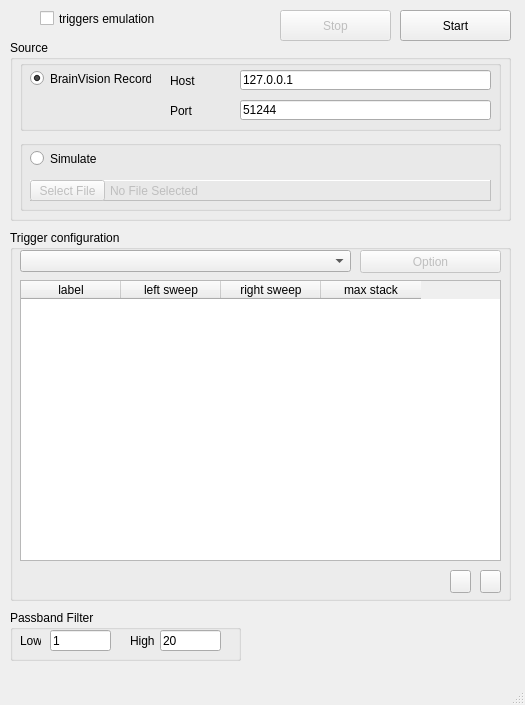
Before: the Qt Designer form pybart/ui_configpanel.ui in felixcapuano/pybart, drawn with Qt 5.
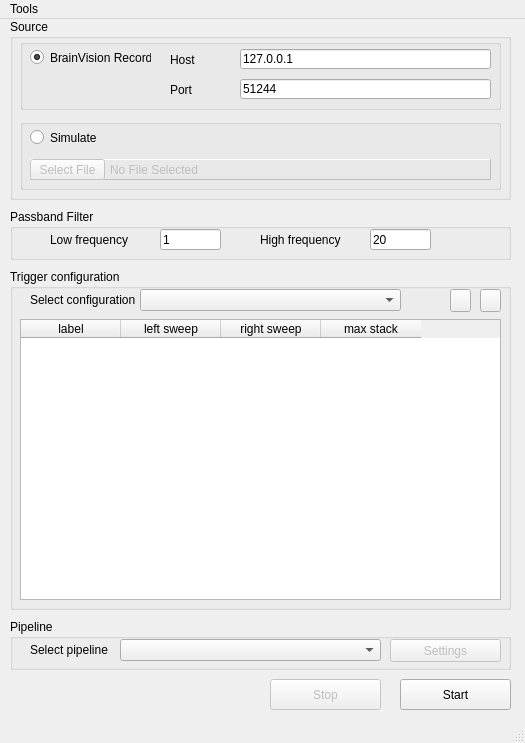
After: the same form once the commit is applied. Icons and pictures are not drawn.

```diff
--- a/pybart/ui_configpanel.ui
+++ b/pybart/ui_configpanel.ui
@@ -10,7 +10,7 @@
     <x>0</x>
     <y>0</y>
     <width>525</width>
-    <height>705</height>
+    <height>743</height>
    </rect>
   </property>
   <property name="minimumSize">
@@ -36,7 +36,7 @@
     <property name="geometry">
      <rect>
       <x>10</x>
-      <y>40</y>
+      <y>0</y>
       <width>501</width>
       <height>181</height>
      </rect>
@@ -216,9 +216,9 @@
     <property name="geometry">
      <rect>
       <x>10</x>
-      <y>230</y>
+      <y>250</y>
       <width>501</width>
-      <height>371</height>
+      <height>341</height>
      </rect>
     </property>
     <property name="title">
@@ -258,7 +258,7 @@
      <property name="geometry">
       <rect>
        <x>470</x>
-       <y>340</y>
+       <y>20</y>
        <width>21</width>
        <height>23</height>
       </rect>
@@ -275,7 +275,7 @@
      <property name="geometry">
       <rect>
        <x>440</x>
-       <y>340</y>
+       <y>20</y>
        <width>21</width>
        <height>23</height>
       </rect>
@@ -291,27 +291,24 @@
     <widget class="QComboBox" name="combo_program">
      <property name="geometry">
       <rect>
-       <x>10</x>
+       <x>130</x>
        <y>20</y>
-       <width>331</width>
+       <width>261</width>
        <height>22</height>
       </rect>
      </property>
     </widget>
-    <widget class="QPushButton" name="button_option">
-     <property name="enabled">
-      <bool>false</bool>
-     </property>
+    <widget class="QLabel" name="label_2">
      <property name="geometry">
       <rect>
-       <x>350</x>
+       <x>20</x>
        <y>20</y>
-       <width>141</width>
-       <height>23</height>
+       <width>111</width>
+       <height>21</height>
       </rect>
      </property>
      <property name="text">
-      <string>Option</string>
+      <string>Select configuration</string>
      </property>
     </widget>
    </widget>
@@ -319,7 +316,7 @@
     <property name="geometry">
      <rect>
       <x>400</x>
-      <y>10</y>
+      <y>660</y>
       <width>111</width>
       <height>31</height>
      </rect>
@@ -334,8 +331,8 @@
     </property>
     <property name="geometry">
      <rect>
-      <x>280</x>
-      <y>10</y>
+      <x>270</x>
+      <y>660</y>
       <width>111</width>
       <height>31</height>
      </rect>
@@ -357,8 +354,8 @@
     <property name="geometry">
      <rect>
       <x>10</x>
-      <y>610</y>
-      <width>231</width>
+      <y>190</y>
+      <width>501</width>
       <height>51</height>
      </rect>
     </property>
@@ -368,7 +365,7 @@
     <widget class="QLineEdit" name="line_low_freq">
      <property name="geometry">
       <rect>
-       <x>40</x>
+       <x>150</x>
        <y>20</y>
        <width>61</width>
        <height>21</height>
@@ -381,7 +378,7 @@
     <widget class="QLineEdit" name="line_high_freq">
      <property name="geometry">
       <rect>
-       <x>150</x>
+       <x>360</x>
        <y>20</y>
        <width>61</width>
        <height>21</height>
@@ -394,42 +391,81 @@
     <widget class="QLabel" name="label_low">
      <property name="geometry">
       <rect>
-       <x>10</x>
+       <x>40</x>
        <y>20</y>
-       <width>21</width>
+       <width>81</width>
        <height>21</height>
       </rect>
      </property>
      <property name="text">
-      <string>Low</string>
+      <string>Low frequency</string>
      </property>
     </widget>
     <widget class="QLabel" name="label_high">
      <property name="geometry">
       <rect>
-       <x>120</x>
+       <x>250</x>
        <y>20</y>
-       <width>31</width>
+       <width>81</width>
        <height>21</height>
       </rect>
      </property>
      <property name="text">
-      <string>High</string>
+      <string>High frequency</string>
      </property>
     </widget>
    </widget>
-   <widget class="QCheckBox" name="checkBox_trigEmul">
+   <widget class="QGroupBox" name="groupBox_6">
     <property name="geometry">
      <rect>
-      <x>40</x>
-      <y>10</y>
-      <width>131</width>
-      <height>17</height>
+      <x>10</x>
+      <y>600</y>
+      <width>501</width>
+      <height>51</height>
      </rect>
     </property>
-    <property name="text">
-     <string>triggers emulation</string>
+    <property name="title">
+     <string>Pipeline</string>
     </property>
+    <widget class="QComboBox" name="combo_pipeline">
+     <property name="geometry">
+      <rect>
+       <x>110</x>
+       <y>20</y>
+       <width>261</width>
+       <height>22</height>
+      </rect>
+     </property>
+    </widget>
+    <widget class="QLabel" name="label">
+     <property name="geometry">
+      <rect>
+       <x>20</x>
+       <y>20</y>
+       <width>81</width>
+       <height>21</height>
+      </rect>
+     </property>
+     <property name="text">
+      <string>Select pipeline</string>
+     </property>
+    </widget>
+    <widget class="QPushButton" name="button_settings">
+     <property name="enabled">
+      <bool>false</bool>
+     </property>
+     <property name="geometry">
+      <rect>
+       <x>380</x>
+       <y>20</y>
+       <width>111</width>
+       <height>23</height>
+      </rect>
+     </property>
+     <property name="text">
+      <string>Settings</string>
+     </property>
+    </widget>
    </widget>
   </widget>
   <widget class="QMenuBar" name="menubar">
@@ -441,6 +477,13 @@
      <height>21</height>
     </rect>
    </property>
+   <widget class="QMenu" name="menuTools">
+    <property name="title">
+     <string>Tools</string>
+    </property>
+    <addaction name="action_MYBcalibration"/>
+   </widget>
+   <addaction name="menuTools"/>
   </widget>
   <widget class="QStatusBar" name="statusbar"/>
  </widget>
```
Left out of the diff: 7 changed lines with no effect on the pictures.
